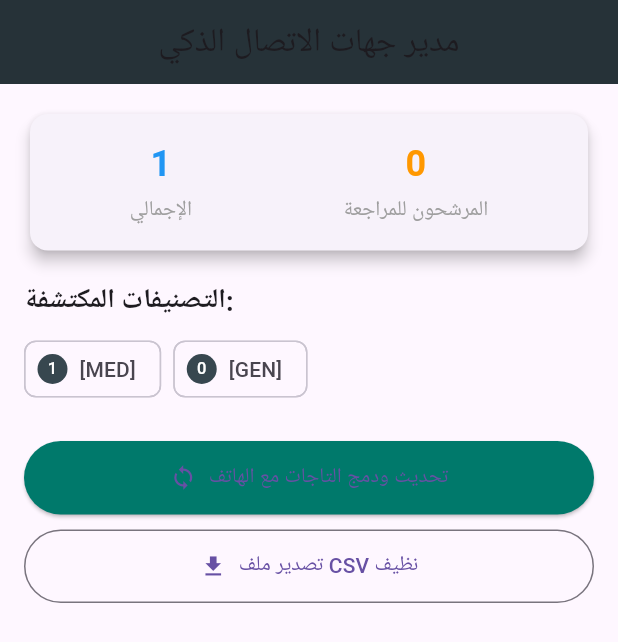
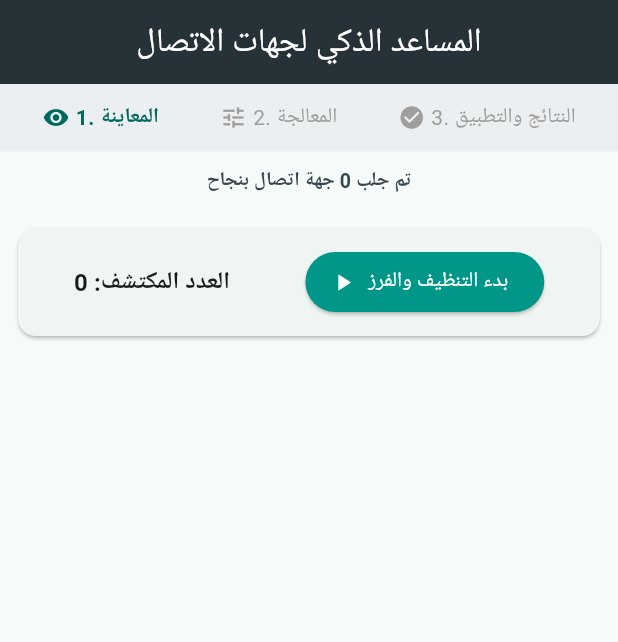
Before and after one commit to ayyashcom/smart-contacts-app, a Flutter app: the screen it shows after launch, on a phone screen of 412 x 824 dp. Shown: the top 642 px of the screen. Run offline on Flutter 3.47's test engine with Material 3 defaults, Android fonts, the phone set to English and light mode, and no system bars; our stand-ins replace flutter_contacts.

Commit message:
Implement intuitive step-by-step smart wizard UI with error handling and live progress

```diff
--- a/lib/main.dart
+++ b/lib/main.dart
@@ -1,32 +1,24 @@
 import 'package:flutter/material.dart';
-import 'ui/flutter_dashboard_screen.dart';
-import 'core/contact_model.dart';
+import 'ui/smart_wizard_screen.dart';
 
 void main() {
-  runApp(const MyApp());
+  WidgetsFlutterBinding.ensureInitialized();
+  runApp(const SmartContactsApp());
 }
 
-class MyApp extends StatelessWidget {
-  const MyApp({Key? key}) : super(key: key);
+class SmartContactsApp extends StatelessWidget {
+  const SmartContactsApp({Key? key}) : super(key: key);
 
   @override
   Widget build(BuildContext context) {
     return MaterialApp(
       debugShowCheckedModeBanner: false,
-      title: 'Smart Contacts',
+      title: 'مدير جهات الاتصال الذكي',
       theme: ThemeData(
-        primarySwatch: Colors.teal,
+        colorScheme: ColorScheme.fromSeed(seedColor: Colors.teal),
         useMaterial3: true,
       ),
-      home: ContactsDashboardScreen(
-        contacts: [
-          AppContact(id: '1', displayName: 'د. عيادة الأمل', phones: ['0790000000']),
-        ],
-        tagStats: {'MED': 1, 'GEN': 0},
-        staleCandidates: [],
-        onSync: () {},
-        onExport: () {},
-      ),
+      home: const SmartWizardScreen(),
     );
   }
 }
--- /dev/null
+++ b/lib/ui/smart_wizard_screen.dart
@@ -0,0 +1,304 @@
+import 'package:flutter/material.dart';
+import 'package:flutter_contacts/flutter_contacts.dart';
+import '../core/contact_model.dart';
+import '../core/rules_engine.dart';
+import '../core/contacts_service.dart';
+
+class SmartWizardScreen extends StatefulWidget {
+  const SmartWizardScreen({Key? key}) : super(key: key);
+
+  @override
+  State<SmartWizardScreen> createState() => _SmartWizardScreenState();
+}
+
+class _SmartWizardScreenState extends State<SmartWizardScreen> {
+  int _currentStep = 0;
+  bool _isLoading = false;
+  String _statusMessage = 'جاهز للبدء';
+  double _progressValue = 0.0;
+
+  List<AppContact> _rawContacts = [];
+  List<AppContact> _processedContacts = [];
+  List<String> _errorLogs = [];
+  Map<String, int> _tagStats = {};
+
+  @override
+  void initState() {
+    super.initState();
+    _checkPermissionsAndFetch();
+  }
+
+  // 1. جلب جهات الاتصال مع معالجة ذكية للأذونات
+  Future<void> _checkPermissionsAndFetch() async {
+    setState(() {
+      _isLoading = true;
+      _statusMessage = 'جاري التحقق من أذونات جهات الاتصال...';
+      _errorLogs.clear();
+    });
+
+    try {
+      if (await FlutterContacts.requestPermission()) {
+        List<Contact> deviceContacts = await FlutterContacts.getContacts(
+          withProperties: true,
+          withPhoto: false,
+        );
+
+        List<AppContact> loaded = [];
+        for (var dc in deviceContacts) {
+          try {
+            List<String> phones = dc.phones.map((p) => p.number.trim()).where((p) => p.isNotEmpty).toList();
+            if (dc.displayName.isNotEmpty || phones.isNotEmpty) {
+              loaded.add(AppContact(
+                id: dc.id,
+                displayName: dc.displayName.isEmpty ? 'جهة اتصال بدون اسم' : dc.displayName,
+                phones: phones,
+              ));
+            }
+          } catch (itemErr) {
+            _errorLogs.add('خطأ في قراءة: ${dc.displayName} -> $itemErr');
+          }
+        }
+
+        setState(() {
+          _rawContacts = loaded;
+          _isLoading = false;
+          _statusMessage = 'تم جلب ${_rawContacts.length} جهة اتصال بنجاح';
+        });
+      } else {
+        setState(() {
+          _isLoading = false;
+          _statusMessage = 'تم رفض الإذن. يرجى تفعيل إذن جهات الاتصال من إعدادات الهاتف.';
+        });
+      }
+    } catch (e) {
+      setState(() {
+        _isLoading = false;
+        _statusMessage = 'تعذر قراءة البيانات: $e';
+        _errorLogs.add('System Error: $e');
+      });
+    }
+  }
+
+  // 2. تشغيل المعالجة والفرز التفاعلي خطوة بخطوة
+  Future<void> _runProcessingPipeline() async {
+    setState(() {
+      _isLoading = true;
+      _currentStep = 1;
+      _progressValue = 0.0;
+      _processedContacts.clear();
+      _tagStats.clear();
+    });
+
+    int total = _rawContacts.length;
+    List<AppContact> tempProcessed = [];
+    Map<String, int> tags = {};
+
+    for (int i = 0; i < total; i++) {
+      var item = _rawContacts[i];
+      try {
+        AppContact clean = RulesEngine.processContact(item);
+        tempProcessed.add(clean);
+        tags[clean.entityTag] = (tags[clean.entityTag] ?? 0) + 1;
+      } catch (err) {
+        _errorLogs.add('خطأ أثناء معالجة ${item.displayName}: $err');
+      }
+
+      // تحديث شريط التقدم كل 20 عنصر لتجنب ثقل الواجهة
+      if (i % 20 == 0 || i == total - 1) {
+        setState(() {
+          _progressValue = (i + 1) / total;
+          _statusMessage = 'جاري الفرز: تم فحص ${i + 1} من أصل $total جهة اتصال...';
+        });
+        await Future.delayed(const Duration(milliseconds: 5));
+      }
+    }
+
+    setState(() {
+      _processedContacts = tempProcessed;
+      _tagStats = tags;
+      _isLoading = false;
+      _currentStep = 2;
+      _statusMessage = 'اكتملت المعالجة بنجاح!';
+    });
+  }
+
+  @override
+  Widget build(BuildContext context) {
+    return Scaffold(
+      appBar: AppBar(
+        title: const Text('المساعد الذكي لجهات الاتصال'),
+        centerTitle: true,
+        backgroundColor: Colors.blueGrey[900],
+        foregroundColor: Colors.white,
+      ),
+      body: Column(
+        children: [
+          // شريط الخطوات التوضيحي
+          Container(
+            padding: const EdgeInsets.symmetric(vertical: 12, horizontal: 8),
+            color: Colors.blueGrey[50],
+            child: Row(
+              mainAxisAlignment: MainAxisAlignment.spaceAround,
+              children: [
+                _buildStepHeader(0, '1. المعاينة', Icons.visibility),
+                _buildStepHeader(1, '2. المعالجة', Icons.tune),
+                _buildStepHeader(2, '3. النتائج والتطبيق', Icons.check_circle),
+              ],
+            ),
+          ),
+
+          // شريط التقدم الحي والرسائل
+          if (_isLoading)
+            LinearProgressIndicator(value: _progressValue > 0 ? _progressValue : null, color: Colors.teal),
+
+          Padding(
+            padding: const EdgeInsets.all(10.0),
+            child: Text(
+              _statusMessage,
+              style: TextStyle(fontSize: 13, color: Colors.blueGrey[800], fontWeight: FontWeight.bold),
+              textAlign: TextAlign.center,
+            ),
+          ),
+
+          // محتوى الخطوة الحالية
+          Expanded(
+            child: _currentStep == 0
+                ? _buildInitialAuditView()
+                : _currentStep == 1
+                    ? _buildProcessingProgressView()
+                    : _buildFinalReviewView(),
+          ),
+
+          // شريط الأخطاء التنبيهي إن وجد
+          if (_errorLogs.isNotEmpty)
+            Container(
+              padding: const EdgeInsets.all(8),
+              color: Colors.amber[100],
+              child: Row(
+                children: [
+                  const Icon(Icons.warning_amber_rounded, color: Colors.orange),
+                  const SizedBox(width: 8),
+                  Expanded(
+                    child: Text('تم رصد ${_errorLogs.length} استثناء تم تخطيه بأمان لضمان سلامة بياناتك.',
+                        style: const TextStyle(fontSize: 12)),
+                  ),
+                ],
+              ),
+            ),
+        ],
+      ),
+    );
+  }
+
+  Widget _buildStepHeader(int step, String title, IconData icon) {
+    bool isActive = _currentStep == step;
+    return Row(
+      children: [
+        Icon(icon, size: 18, color: isActive ? Colors.teal[800] : Colors.grey),
+        const SizedBox(width: 4),
+        Text(title, style: TextStyle(fontWeight: isActive ? FontWeight.bold : FontWeight.normal, color: isActive ? Colors.teal[800] : Colors.grey)),
+      ],
+    );
+  }
+
+  // الواجهة 1: المعاينة الأولية
+  Widget _buildInitialAuditView() {
+    return Column(
+      children: [
+        Card(
+          margin: const EdgeInsets.all(12),
+          child: Padding(
+            padding: const EdgeInsets.all(12.0),
+            child: Row(
+              mainAxisAlignment: MainAxisAlignment.spaceAround,
+              children: [
+                Text('العدد المكتشف: ${_rawContacts.length}', style: const TextStyle(fontWeight: FontWeight.bold, fontSize: 16)),
+                ElevatedButton.icon(
+                  onPressed: _isLoading ? null : _runProcessingPipeline,
+                  icon: const Icon(Icons.play_arrow),
+                  label: const Text('بدء التنظيف والفرز'),
+                  style: ElevatedButton.styleFrom(backgroundColor: Colors.teal, foregroundColor: Colors.white),
+                ),
+              ],
+            ),
+          ),
+        ),
+        Expanded(
+          child: ListView.builder(
+            itemCount: _rawContacts.length,
+            itemBuilder: (context, index) {
+              var c = _rawContacts[index];
+              bool isSimple = c.displayName.isNotEmpty && c.phones.isNotEmpty;
+              return ListTile(
+                leading: CircleAvatar(
+                  backgroundColor: isSimple ? Colors.green[100] : Colors.orange[100],
+                  child: Icon(isSimple ? Icons.check : Icons.priority_high, color: isSimple ? Colors.green[800] : Colors.orange[800]),
+                ),
+                title: Text(c.displayName),
+                subtitle: Text(c.phones.join(', ')),
+              );
+            },
+          ),
+        ),
+      ],
+    );
+  }
+
+  // الواجهة 2: التقدم الحي
+  Widget _buildProcessingProgressView() {
+    return Center(
+      child: Column(
+        mainAxisAlignment: MainAxisAlignment.center,
+        children: [
+          CircularProgressIndicator(value: _progressValue, strokeWidth: 6),
+          const SizedBox(height: 20),
+          Text('${(_progressValue * 100).toStringAsFixed(1)}%', style: const TextStyle(fontSize: 22, fontWeight: FontWeight.bold)),
+          const SizedBox(height: 10),
+          Text(_statusMessage, style: const TextStyle(color: Colors.grey)),
+        ],
+      ),
+    );
+  }
+
+  // الواجهة 3: النتائج والتطبيق
+  Widget _buildFinalReviewView() {
+    return Column(
+      children: [
+        Padding(
+          padding: const EdgeInsets.all(8.0),
+          child: Wrap(
+            spacing: 8,
+            children: _tagStats.entries.map((e) => Chip(label: Text('${e.key}: ${e.value}'))).toList(),
+          ),
+        ),
+        Row(
+          mainAxisAlignment: MainAxisAlignment.center,
+          children: [
+            ElevatedButton.icon(
+              onPressed: () async {
+                await ContactsService.exportToCsv(_processedContacts, '/sdcard/Download/app_smart_contacts.csv');
+                ScaffoldMessenger.of(context).showSnackBar(const SnackBar(content: Text('تم تصدير الملف إلى Download بنجاح!')));
+              },
+              icon: const Icon(Icons.download),
+              label: const Text('تصدير CSV'),
+              style: ElevatedButton.styleFrom(backgroundColor: Colors.blueGrey, foregroundColor: Colors.white),
+            ),
+          ],
+        ),
+        Expanded(
+          child: ListView.builder(
+            itemCount: _processedContacts.length,
+            itemBuilder: (context, index) {
+              var c = _processedContacts[index];
+              return ListTile(
+                leading: Chip(label: Text(c.entityTag)),
+                title: Text(c.displayName),
+                subtitle: Text('EN: ${c.englishName} | ${c.phones.join(", ")}'),
+              );
+            },
+          ),
+        ),
+      ],
+    );
+  }
+}
```
